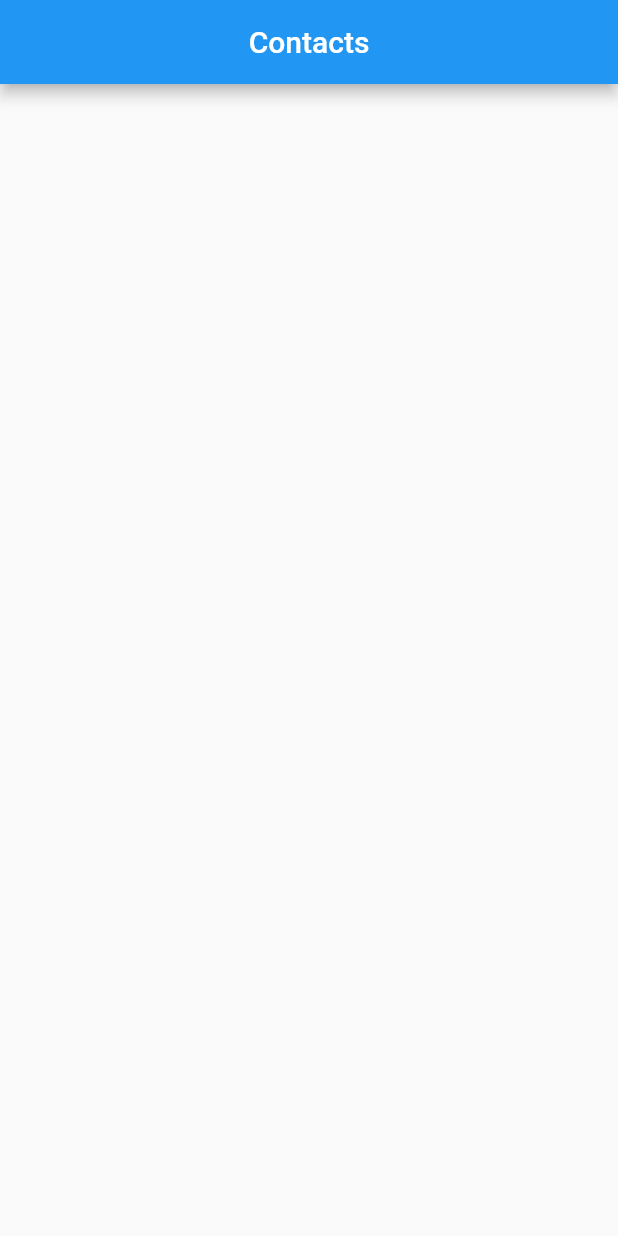
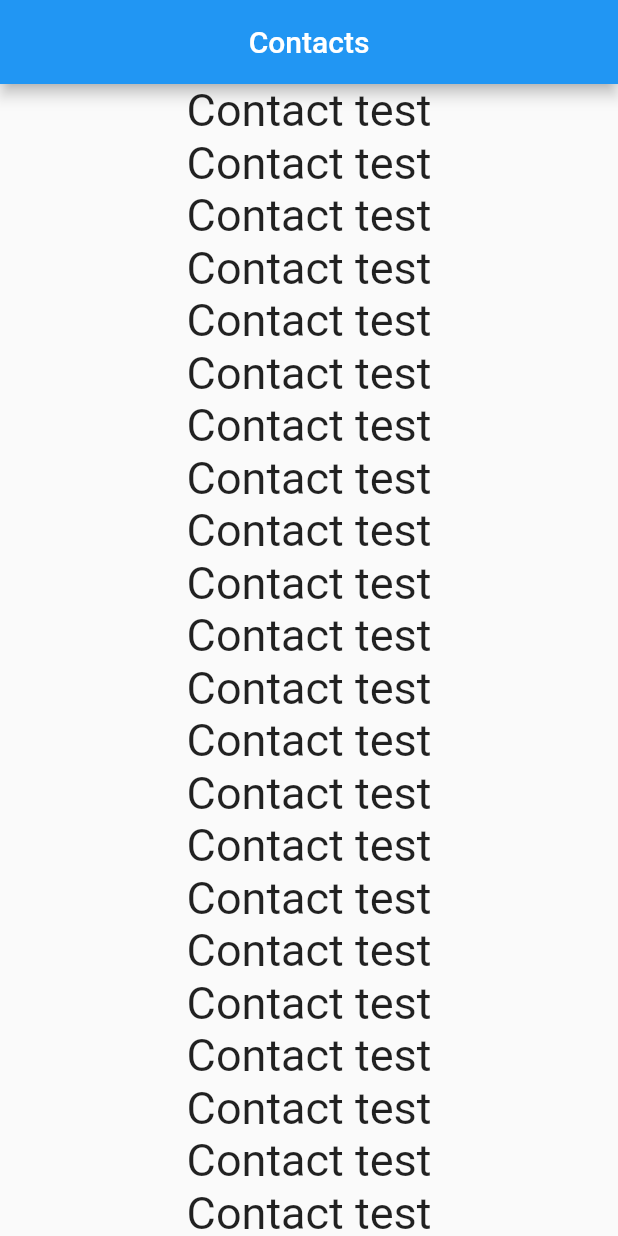
Before and after one commit to Nishan-Pradhan06/contacts_list_app-flutter, a Flutter app: the screen it shows after launch, on a phone screen of 412 x 824 dp. Run offline on Flutter 3.47's test engine with Material 2 defaults, Android fonts, the phone set to English and light mode, and no system bars.

Commit message:
adding_vertical_list_view

```diff
--- a/lib/ui/contact_list_page.dart
+++ b/lib/ui/contact_list_page.dart
@@ -10,6 +10,111 @@ class ContactListPage extends StatelessWidget {
         centerTitle: true,
         title: const Text("Contacts"),
       ),
+      //children are nothing than list widget this is ths syntax for creaing list
+      //to make the the children column heugh match we use mainaxisSize
+      body: Center(
+        child: Column(
+          mainAxisSize: MainAxisSize.min,
+          children: const <Widget>[
+            Text(
+              "Contact test",
+              style: TextStyle(fontSize: 30),
+            ),
+            Text(
+              "Contact test",
+              style: TextStyle(fontSize: 30),
+            ),
+            Text(
+              "Contact test",
+              style: TextStyle(fontSize: 30),
+            ),
+            Text(
+              "Contact test",
+              style: TextStyle(fontSize: 30),
+            ),
+            Text(
+              "Contact test",
+              style: TextStyle(fontSize: 30),
+            ),
+            Text(
+              "Contact test",
+              style: TextStyle(fontSize: 30),
+            ),
+            Text(
+              "Contact test",
+              style: TextStyle(fontSize: 30),
+            ),
+            Text(
+              "Contact test",
+              style: TextStyle(fontSize: 30),
+            ),
+            Text(
+              "Contact test",
+              style: TextStyle(fontSize: 30),
+            ),
+            Text(
+              "Contact test",
+              style: TextStyle(fontSize: 30),
+            ),
+            Text(
+              "Contact test",
+              style: TextStyle(fontSize: 30),
+            ),
+            Text(
+              "Contact test",
+              style: TextStyle(fontSize: 30),
+            ),
+            Text(
+              "Contact test",
+              style: TextStyle(fontSize: 30),
+            ),
+            Text(
+              "Contact test",
+              style: TextStyle(fontSize: 30),
+            ),
+            Text(
+              "Contact test",
+              style: TextStyle(fontSize: 30),
+            ),
+            Text(
+              "Contact test",
+              style: TextStyle(fontSize: 30),
+            ),
+            Text(
+              "Contact test",
+              style: TextStyle(fontSize: 30),
+            ),
+            Text(
+              "Contact test",
+              style: TextStyle(fontSize: 30),
+            ),
+            Text(
+              "Contact test",
+              style: TextStyle(fontSize: 30),
+            ),
+            Text(
+              "Contact test",
+              style: TextStyle(fontSize: 30),
+            ),
+            Text(
+              "Contact test",
+              style: TextStyle(fontSize: 30),
+            ),
+            Text(
+              "Contact test",
+              style: TextStyle(fontSize: 30),
+            ),
+            Text(
+              "Contact test",
+              style: TextStyle(fontSize: 30),
+            ),
+            Text(
+              "Contact test",
+              style: TextStyle(fontSize: 30),
+            ),
+          ],
+        ),
+      ),
     );
   }
 }
```
